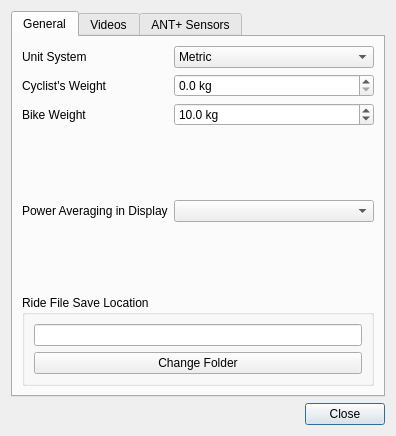
Before: the Qt Designer form mainlib/maingui/settingsdialog.ui in rsippl/big-ring, drawn with Qt 5.
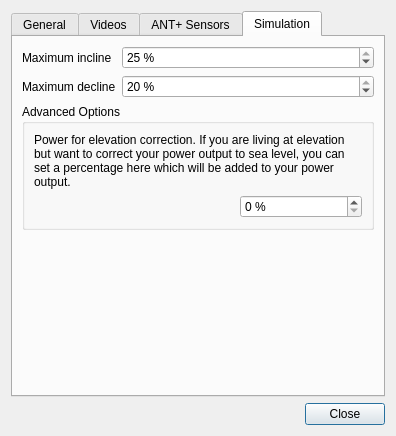
After: the same form once the commit is applied.

Commit message: Added simulation options to preferences.

```diff
--- a/mainlib/maingui/settingsdialog.ui
+++ b/mainlib/maingui/settingsdialog.ui
@@ -39,7 +39,7 @@
       <enum>QTabWidget::Rounded</enum>
      </property>
      <property name="currentIndex">
-      <number>0</number>
+      <number>3</number>
      </property>
      <property name="usesScrollButtons">
       <bool>true</bool>
@@ -427,6 +427,98 @@
        </item>
       </layout>
      </widget>
+     <widget class="QWidget" name="tab_3">
+      <attribute name="title">
+       <string>Simulation</string>
+      </attribute>
+      <layout class="QFormLayout" name="formLayout_3">
+       <item row="0" column="0">
+        <widget class="QLabel" name="label_12">
+         <property name="text">
+          <string>Maximum incline</string>
+         </property>
+        </widget>
+       </item>
+       <item row="1" column="0">
+        <widget class="QLabel" name="label_13">
+         <property name="text">
+          <string>Maximum decline</string>
+         </property>
+        </widget>
+       </item>
+       <item row="0" column="1">
+        <widget class="QSpinBox" name="maximumInclineSpinBox">
+         <property name="suffix">
+          <string> %</string>
+         </property>
+         <property name="maximum">
+          <number>25</number>
+         </property>
+         <property name="value">
+          <number>25</number>
+         </property>
+        </widget>
+       </item>
+       <item row="1" column="1">
+        <widget class="QSpinBox" name="maximumDeclineSpinBox">
+         <property name="suffix">
+          <string> %</string>
+         </property>
+         <property name="maximum">
+          <number>20</number>
+         </property>
+         <property name="value">
+          <number>20</number>
+         </property>
+        </widget>
+       </item>
+       <item row="2" column="0" colspan="2">
+        <widget class="QGroupBox" name="groupBox_4">
+         <property name="title">
+          <string>Advanced Options</string>
+         </property>
+         <layout class="QFormLayout" name="formLayout_4">
+          <item row="0" column="0" colspan="2">
+           <widget class="QLabel" name="label_14">
+            <property name="text">
+             <string>Power for elevation correction. If you are living at elevation but want to correct your power output to sea level, you can set a percentage here which will be added to your power output.</string>
+            </property>
+            <property name="wordWrap">
+             <bool>true</bool>
+            </property>
+           </widget>
+          </item>
+          <item row="1" column="0">
+           <spacer name="horizontalSpacer">
+            <property name="orientation">
+             <enum>Qt::Horizontal</enum>
+            </property>
+            <property name="sizeHint" stdset="0">
+             <size>
+              <width>200</width>
+              <height>20</height>
+             </size>
+            </property>
+           </spacer>
+          </item>
+          <item row="1" column="1">
+           <widget class="QSpinBox" name="elevationPowerCorrectionSpinBox">
+            <property name="alignment">
+             <set>Qt::AlignLeading|Qt::AlignLeft|Qt::AlignVCenter</set>
+            </property>
+            <property name="suffix">
+             <string> %</string>
+            </property>
+            <property name="maximum">
+             <number>25</number>
+            </property>
+           </widget>
+          </item>
+         </layout>
+        </widget>
+       </item>
+      </layout>
+     </widget>
     </widget>
    </item>
   </layout>
```
